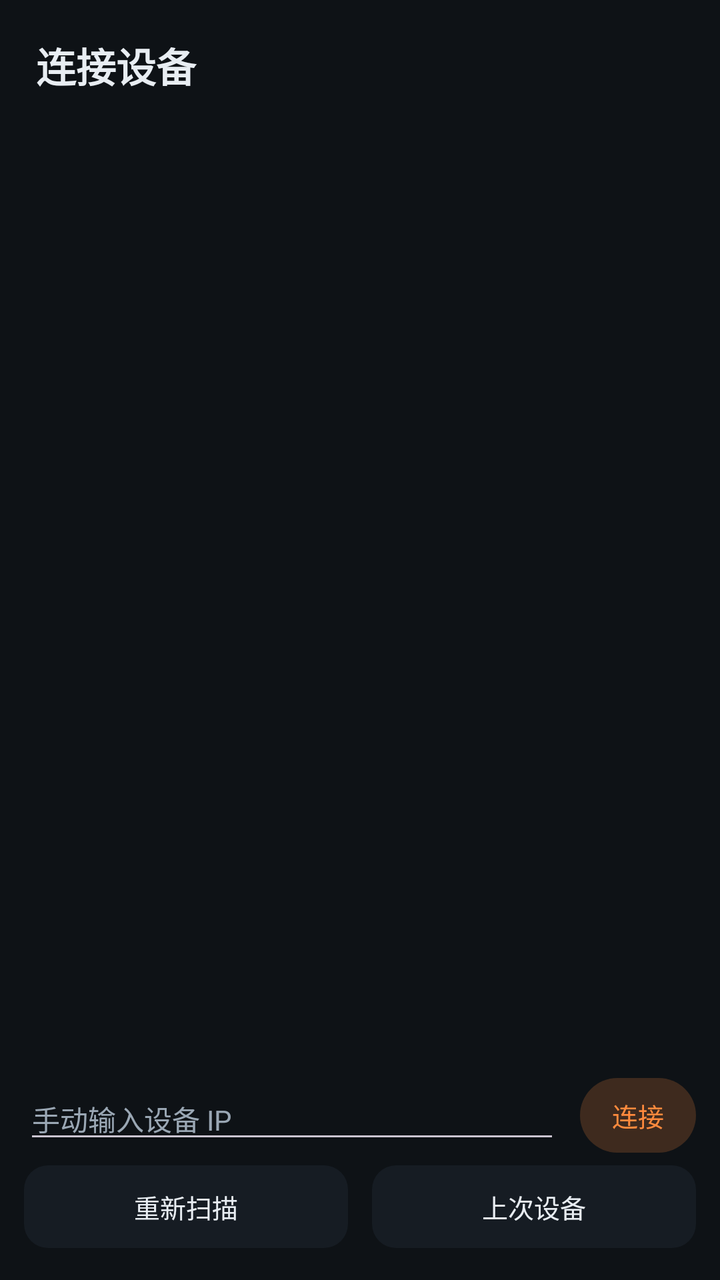
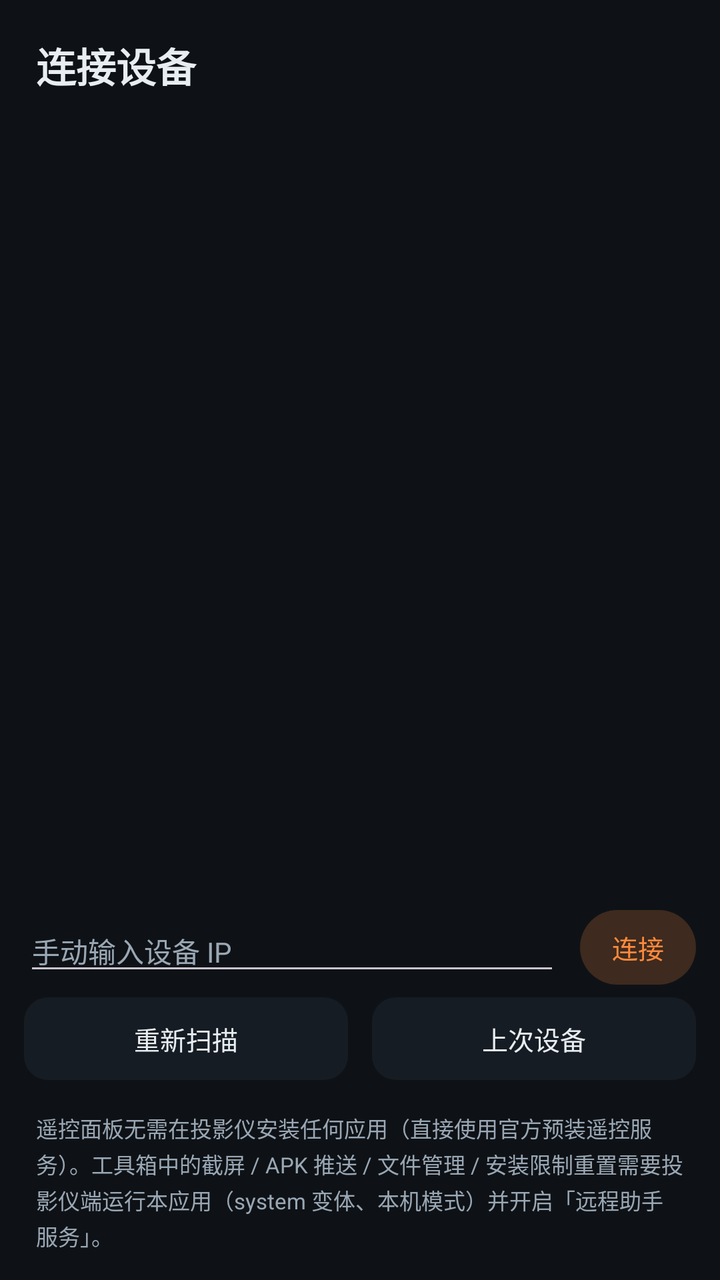

An Android layout rendered at two revisions. The XML below is the earlier revision; the diff shows what the commit changed to produce the second picture.
<!-- AndroidManifest.xml: application theme Theme.JmgoControl -->
<!-- res/layout/activity_remote_connect.xml -->
<?xml version="1.0" encoding="utf-8"?>
<LinearLayout xmlns:android="http://schemas.android.com/apk/res/android"
    android:layout_width="match_parent"
    android:layout_height="match_parent"
    android:background="@color/bg"
    android:orientation="vertical">

    <TextView
        android:layout_width="match_parent"
        android:layout_height="wrap_content"
        android:paddingStart="18dp"
        android:paddingTop="18dp"
        android:paddingEnd="18dp"
        android:paddingBottom="4dp"
        android:text="@string/entry_connect"
        android:textColor="@color/text_primary"
        android:textSize="20sp"
        android:textStyle="bold" />

    <TextView
        android:id="@+id/scanStatus"
        android:layout_width="match_parent"
        android:layout_height="wrap_content"
        android:paddingStart="18dp"
        android:paddingEnd="18dp"
        android:paddingBottom="8dp"
        android:textColor="@color/text_secondary"
        android:textSize="12sp" />

    <androidx.recyclerview.widget.RecyclerView
        android:id="@+id/deviceList"
        android:layout_width="match_parent"
        android:layout_height="0dp"
        android:layout_weight="1"
        android:clipToPadding="false"
        android:paddingStart="12dp"
        android:paddingEnd="12dp"
        android:paddingBottom="8dp" />

    <LinearLayout
        android:layout_width="match_parent"
        android:layout_height="wrap_content"
        android:gravity="center_vertical"
        android:orientation="horizontal"
        android:paddingStart="12dp"
        android:paddingEnd="12dp"
        android:paddingBottom="6dp">

        <EditText
            android:id="@+id/ipInput"
            android:layout_width="0dp"
            android:layout_height="wrap_content"
            android:layout_weight="1"
            android:hint="@string/connect_manual_hint"
            android:inputType="text"
            android:maxLines="1"
            android:textColor="@color/text_primary"
            android:textColorHint="@color/text_secondary"
            android:textSize="14sp" />

        <TextView
            android:id="@+id/btnReconnect"
            android:layout_width="wrap_content"
            android:layout_height="wrap_content"
            android:layout_marginStart="10dp"
            android:background="@drawable/bg_chip"
            android:clickable="true"
            android:focusable="true"
            android:paddingStart="16dp"
            android:paddingTop="9dp"
            android:paddingEnd="16dp"
            android:paddingBottom="9dp"
            android:text="@string/connect_button"
            android:textColor="@color/accent"
            android:textSize="13sp" />
    </LinearLayout>

    <LinearLayout
        android:layout_width="match_parent"
        android:layout_height="wrap_content"
        android:orientation="horizontal"
        android:paddingStart="12dp"
        android:paddingEnd="12dp"
        android:paddingBottom="16dp">

        <TextView
            android:id="@+id/btnScan"
            android:layout_width="0dp"
            android:layout_height="wrap_content"
            android:layout_marginEnd="6dp"
            android:layout_weight="1"
            android:background="@drawable/bg_entry"
            android:clickable="true"
            android:focusable="true"
            android:gravity="center"
            android:paddingTop="11dp"
            android:paddingBottom="11dp"
            android:text="@string/connect_scan"
            android:textColor="@color/text_primary"
            android:textSize="13sp" />

        <TextView
            android:id="@+id/btnLast"
            android:layout_width="0dp"
            android:layout_height="wrap_content"
            android:layout_marginStart="6dp"
            android:layout_weight="1"
            android:background="@drawable/bg_entry"
            android:clickable="true"
            android:focusable="true"
            android:gravity="center"
            android:paddingTop="11dp"
            android:paddingBottom="11dp"
            android:text="@string/connect_last"
            android:textColor="@color/text_primary"
            android:textSize="13sp" />
    </LinearLayout>
</LinearLayout>
<!-- resources referenced by this layout -->
<resources>
  <color name="accent">#FFFF8A3D</color>
  <color name="bg">#FF0E1216</color>
  <color name="text_primary">#FFE8EDF2</color>
  <color name="text_secondary">#FF9AA7B4</color>
  <!-- drawable bg_chip (drawable) -->
  <?xml version="1.0" encoding="utf-8"?>
  <shape xmlns:android="http://schemas.android.com/apk/res/android"
      android:shape="rectangle">
      <solid android:color="#33FF8A3D" />
      <corners android:radius="20dp" />
  </shape>
  <!-- drawable bg_entry (drawable) -->
  <?xml version="1.0" encoding="utf-8"?>
  <selector xmlns:android="http://schemas.android.com/apk/res/android">
      <item android:state_focused="true">
          <shape android:shape="rectangle">
              <solid android:color="@color/surface_high" />
              <corners android:radius="12dp" />
              <stroke android:width="1dp" android:color="@color/accent" />
          </shape>
      </item>
      <item android:state_pressed="true">
          <shape android:shape="rectangle">
              <solid android:color="@color/surface_high" />
              <corners android:radius="12dp" />
              <stroke android:width="1dp" android:color="@color/accent" />
          </shape>
      </item>
      <item>
          <shape android:shape="rectangle">
              <solid android:color="@color/surface" />
              <corners android:radius="12dp" />
          </shape>
      </item>
  </selector>
  <string name="connect_button">连接</string>
  <string name="connect_last">上次设备</string>
  <string name="connect_manual_hint">手动输入设备 IP</string>
  <string name="connect_scan">重新扫描</string>
  <string name="entry_connect">连接设备</string>
  <style name="Theme.JmgoControl" parent="Theme.Material3.Dark.NoActionBar">
          <item name="colorPrimary">@color/accent</item>
          <item name="colorOnPrimary">#FF1A1006</item>
          <item name="colorPrimaryContainer">@color/accent_dark</item>
          <item name="colorSecondary">@color/teal</item>
          <item name="android:colorBackground">@color/bg</item>
          <item name="colorSurface">@color/surface</item>
          <item name="colorOnSurface">@color/text_primary</item>
          <item name="colorOnSurfaceVariant">@color/text_secondary</item>
          <item name="android:statusBarColor">@color/bg</item>
          <item name="android:navigationBarColor">@color/bg</item>
          <item name="android:windowBackground">@color/bg</item>
      </style>
  <color name="surface_high">#FF1E2630</color>
  <color name="surface">#FF161C23</color>
  <color name="accent_dark">#FFCC6A26</color>
  <color name="teal">#FF3DDC97</color>
</resources>

<!-- the commit's change to res/layout/activity_remote_connect.xml (unified diff, before → after) -->
@@ -115,4 +115,15 @@
             android:textColor="@color/text_primary"
             android:textSize="13sp" />
     </LinearLayout>
+
+    <TextView
+        android:layout_width="match_parent"
+        android:layout_height="wrap_content"
+        android:lineSpacingExtra="2dp"
+        android:paddingStart="18dp"
+        android:paddingEnd="18dp"
+        android:paddingBottom="14dp"
+        android:text="@string/connect_hint"
+        android:textColor="@color/text_secondary"
+        android:textSize="11sp" />
 </LinearLayout>
<!-- resource entries referenced after the edit -->
@@ -36,6 +36,7 @@
       </item>
   </selector>
   <string name="connect_button">连接</string>
+  <string name="connect_hint">遥控面板无需在投影仪安装任何应用（直接使用官方预装遥控服务）。工具箱中的截屏 / APK 推送 / 文件管理 / 安装限制重置需要投影仪端运行本应用（system 变体、本机模式）并开启「远程助手服务」。</string>
   <string name="connect_last">上次设备</string>
   <string name="connect_manual_hint">手动输入设备 IP</string>
   <string name="connect_scan">重新扫描</string>
